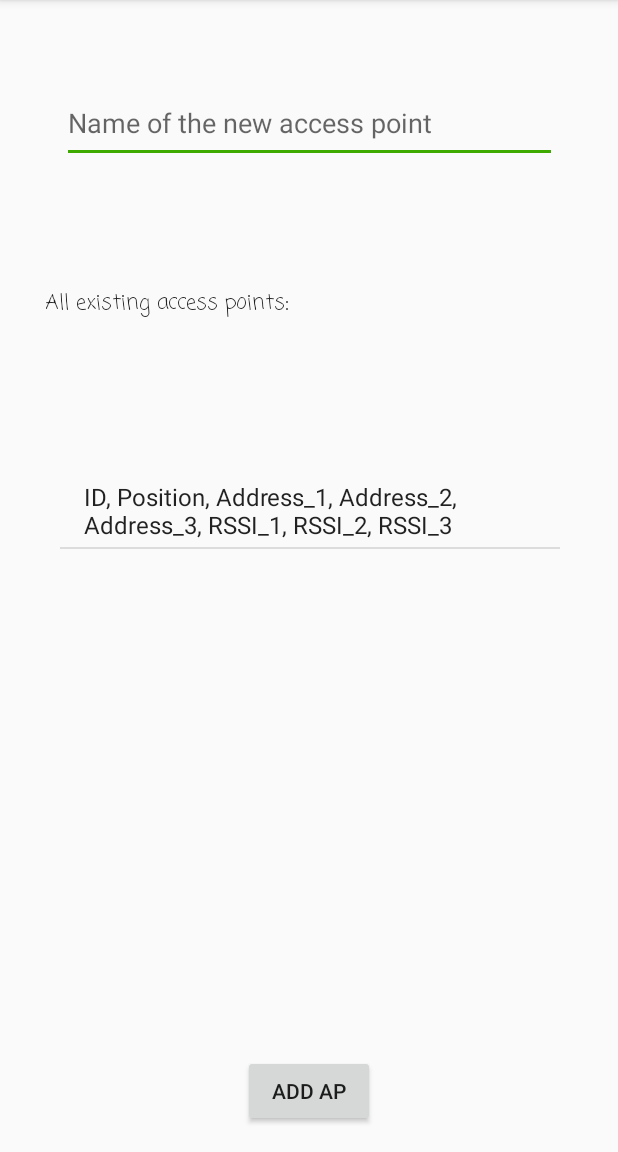
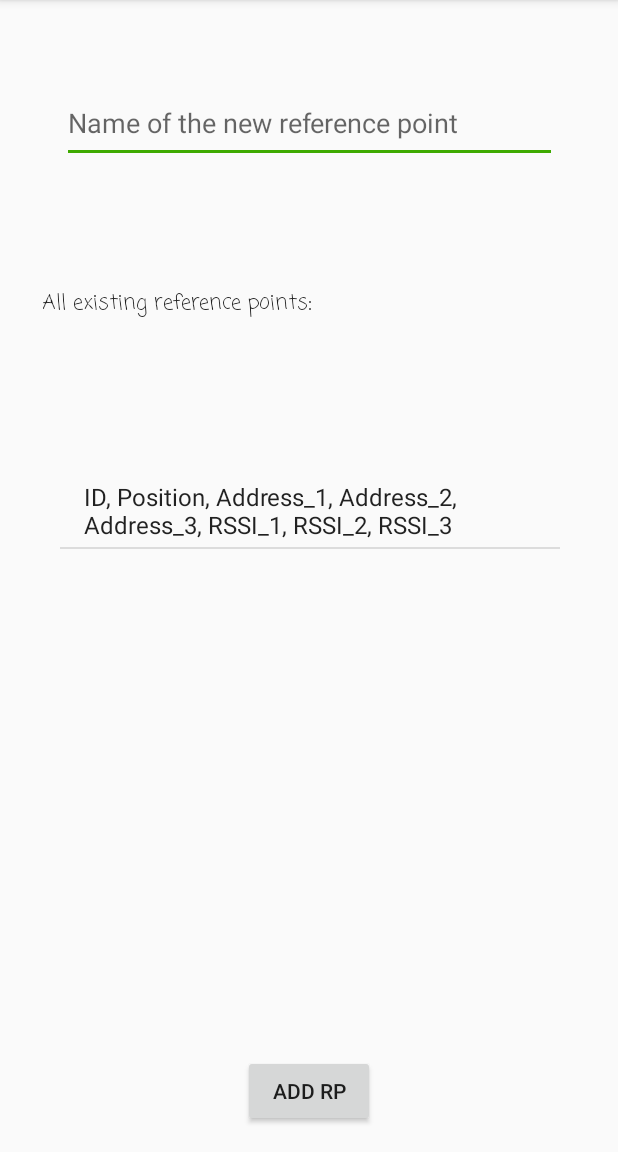
Before and after one commit to AlexanderBacklund/BachelorProject18, an Android app: the data screen opened directly, with no data from a screen before it, on a phone screen of 412 x 824 dp, the part 84-1236 px from its top. Run offline under Robolectric (Android 15) with nearby library versions, the phone set to English and light mode, and no system bars.

Commit message:
samma som förra commiten

```diff
--- a/Android/app/src/main/res/layout/activity_data.xml
+++ b/Android/app/src/main/res/layout/activity_data.xml
@@ -14,7 +14,7 @@
         android:layout_marginBottom="10dp"
         android:layout_marginTop="10dp"
         android:ems="10"
-        android:hint="Name of the new access point"
+        android:hint="Name of the new reference point"
         android:inputType="textPersonName"
         app:layout_constraintBottom_toBottomOf="parent"
         app:layout_constraintEnd_toEndOf="parent"
@@ -28,7 +28,7 @@
         android:layout_height="wrap_content"
         android:layout_marginBottom="8dp"
         android:layout_marginTop="8dp"
-        android:text="Add AP"
+        android:text="Add RP"
         app:layout_constraintBottom_toBottomOf="parent"
         app:layout_constraintEnd_toEndOf="parent"
         app:layout_constraintStart_toStartOf="parent"
@@ -41,7 +41,7 @@
         android:layout_height="29dp"
         android:layout_marginBottom="8dp"
         android:layout_marginTop="8dp"
-        android:text="All existing access points:"
+        android:text="All existing reference points:"
         android:textAppearance="@style/TextAppearance.AppCompat.Body1"
         android:textSize="14sp"
         app:fontFamily="casual"
```
